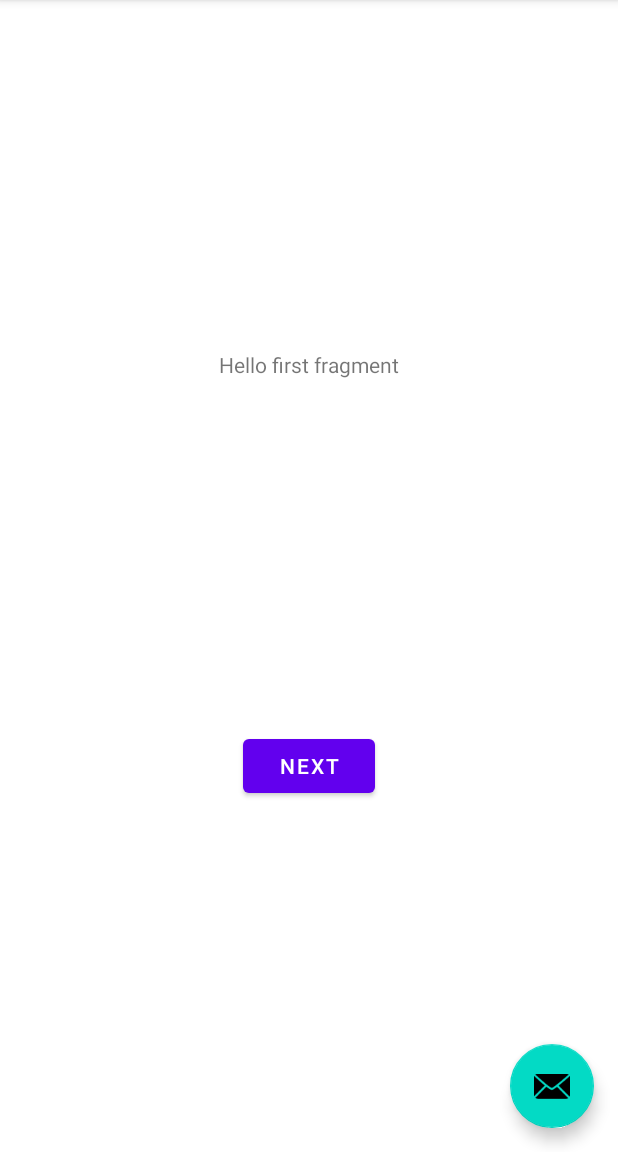
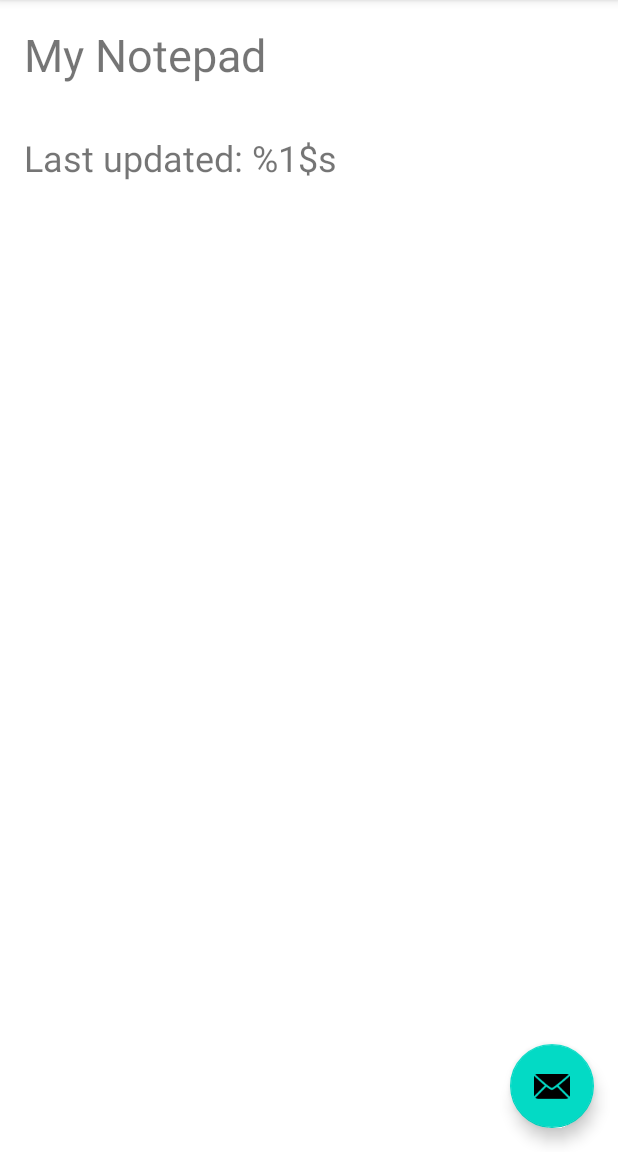
Before and after one commit to Jverhagen11/MadLevel5Task1, an Android app: the screen it shows after launch (MainActivity), on a phone screen of 412 x 824 dp, the part 84-1236 px from its top. Run offline under Robolectric (Android 15) with nearby library versions, the phone set to English and light mode, and no system bars; 1 statement that could not run was skipped.

Commit message:
XML files

```diff
--- a/app/src/main/java/com/example/madlevel5task1/SecondFragment.kt
+++ b/app/src/main/java/com/example/madlevel5task1/AddNoteFragment.kt
@@ -11,14 +11,14 @@ import androidx.navigation.fragment.findNavController
 /**
  * A simple [Fragment] subclass as the second destination in the navigation.
  */
-class SecondFragment : Fragment() {
+class AddNoteFragment : Fragment() {
 
     override fun onCreateView(
             inflater: LayoutInflater, container: ViewGroup?,
             savedInstanceState: Bundle?
     ): View? {
         // Inflate the layout for this fragment
-        return inflater.inflate(R.layout.fragment_second, container, false)
+        return inflater.inflate(R.layout.fragment_add_note, container, false)
     }
 
     override fun onViewCreated(view: View, savedInstanceState: Bundle?) {
--- a/app/src/main/java/com/example/madlevel5task1/FirstFragment.kt
+++ b/app/src/main/java/com/example/madlevel5task1/NodePadFragment.kt
@@ -11,14 +11,14 @@ import androidx.navigation.fragment.findNavController
 /**
  * A simple [Fragment] subclass as the default destination in the navigation.
  */
-class FirstFragment : Fragment() {
+class NodePadFragment : Fragment() {
 
     override fun onCreateView(
             inflater: LayoutInflater, container: ViewGroup?,
             savedInstanceState: Bundle?
     ): View? {
         // Inflate the layout for this fragment
-        return inflater.inflate(R.layout.fragment_first, container, false)
+        return inflater.inflate(R.layout.fragment_notepad, container, false)
     }
 
     override fun onViewCreated(view: View, savedInstanceState: Bundle?) {
--- a/app/src/main/res/layout/fragment_first.xml
+++ /dev/null
@@ -1,28 +0,0 @@
-<?xml version="1.0" encoding="utf-8"?>
-<androidx.constraintlayout.widget.ConstraintLayout xmlns:android="http://schemas.android.com/apk/res/android"
-    xmlns:app="http://schemas.android.com/apk/res-auto"
-    xmlns:tools="http://schemas.android.com/tools"
-    android:layout_width="match_parent"
-    android:layout_height="match_parent"
-    tools:context=".FirstFragment">
-
-    <TextView
-        android:id="@+id/textview_first"
-        android:layout_width="wrap_content"
-        android:layout_height="wrap_content"
-        android:text="@string/hello_first_fragment"
-        app:layout_constraintBottom_toTopOf="@id/button_first"
-        app:layout_constraintEnd_toEndOf="parent"
-        app:layout_constraintStart_toStartOf="parent"
-        app:layout_constraintTop_toTopOf="parent" />
-
-    <Button
-        android:id="@+id/button_first"
-        android:layout_width="wrap_content"
-        android:layout_height="wrap_content"
-        android:text="@string/next"
-        app:layout_constraintBottom_toBottomOf="parent"
-        app:layout_constraintEnd_toEndOf="parent"
-        app:layout_constraintStart_toStartOf="parent"
-        app:layout_constraintTop_toBottomOf="@id/textview_first" />
-</androidx.constraintlayout.widget.ConstraintLayout>
--- /dev/null
+++ b/app/src/main/res/layout/fragment_notepad.xml
@@ -0,0 +1,56 @@
+<?xml version="1.0" encoding="utf-8"?>
+<androidx.constraintlayout.widget.ConstraintLayout xmlns:android="http://schemas.android.com/apk/res/android"
+    xmlns:app="http://schemas.android.com/apk/res-auto"
+    xmlns:tools="http://schemas.android.com/tools"
+    android:layout_width="match_parent"
+    android:layout_height="match_parent"
+    tools:context=".NodePadFragment">
+
+    <TextView
+        android:id="@+id/textView"
+        android:layout_width="0dp"
+        android:layout_height="wrap_content"
+        android:padding="16dp"
+        android:text="@string/title"
+        android:textSize="30sp"
+        app:layout_constraintEnd_toEndOf="parent"
+        app:layout_constraintStart_toStartOf="parent"
+        app:layout_constraintTop_toTopOf="parent" />
+
+    <TextView
+        android:id="@+id/tvLastUpdated"
+        android:layout_width="0dp"
+        android:layout_height="wrap_content"
+        android:padding="16dp"
+        android:text="@string/last_updated"
+        android:textSize="24sp"
+        app:layout_constraintEnd_toEndOf="parent"
+        app:layout_constraintStart_toStartOf="parent"
+        app:layout_constraintTop_toBottomOf="@+id/textView" />
+
+    <LinearLayout
+        android:layout_width="0dp"
+        android:layout_height="0dp"
+        android:orientation="vertical"
+        app:layout_constraintBottom_toBottomOf="parent"
+        app:layout_constraintEnd_toEndOf="parent"
+        app:layout_constraintStart_toStartOf="parent"
+        app:layout_constraintTop_toBottomOf="@+id/tvLastUpdated">
+
+        <TextView
+            android:id="@+id/tvNoteTitle"
+            android:layout_width="match_parent"
+            android:layout_height="wrap_content"
+            android:padding="16dp"
+            android:textSize="30sp" />
+
+        <TextView
+            android:id="@+id/tvNoteText"
+            android:layout_width="match_parent"
+            android:layout_height="wrap_content"
+            android:padding="16dp"
+            android:textSize="24sp" />
+    </LinearLayout>
+
+
+</androidx.constraintlayout.widget.ConstraintLayout>
--- a/app/src/main/res/navigation/nav_graph.xml
+++ b/app/src/main/res/navigation/nav_graph.xml
@@ -7,9 +7,9 @@
 
     <fragment
         android:id="@+id/FirstFragment"
-        android:name="com.example.madlevel5task1.FirstFragment"
+        android:name="com.example.madlevel5task1.NodePadFragment"
         android:label="@string/first_fragment_label"
-        tools:layout="@layout/fragment_first">
+        tools:layout="@layout/fragment_notepad">
 
         <action
             android:id="@+id/action_FirstFragment_to_SecondFragment"
@@ -17,9 +17,9 @@
     </fragment>
     <fragment
         android:id="@+id/SecondFragment"
-        android:name="com.example.madlevel5task1.SecondFragment"
+        android:name="com.example.madlevel5task1.AddNoteFragment"
         android:label="@string/second_fragment_label"
-        tools:layout="@layout/fragment_second">
+        tools:layout="@layout/fragment_add_note">
 
         <action
             android:id="@+id/action_SecondFragment_to_FirstFragment"
--- a/app/src/main/res/values/strings.xml
+++ b/app/src/main/res/values/strings.xml
@@ -9,4 +9,6 @@
 
     <string name="hello_first_fragment">Hello first fragment</string>
     <string name="hello_second_fragment">Hello second fragment. Arg: %1$s</string>
+    <string name="title">My Notepad</string>
+    <string name="last_updated">Last updated: %1$s</string>
 </resources>
```
Also changed, not shown: app/build.gradle (+32 -17 lines), app/src/main/res/layout/fragment_add_note.xml (added, +53 -0 lines), app/src/main/res/layout/fragment_second.xml (deleted, +0 -27 lines).
